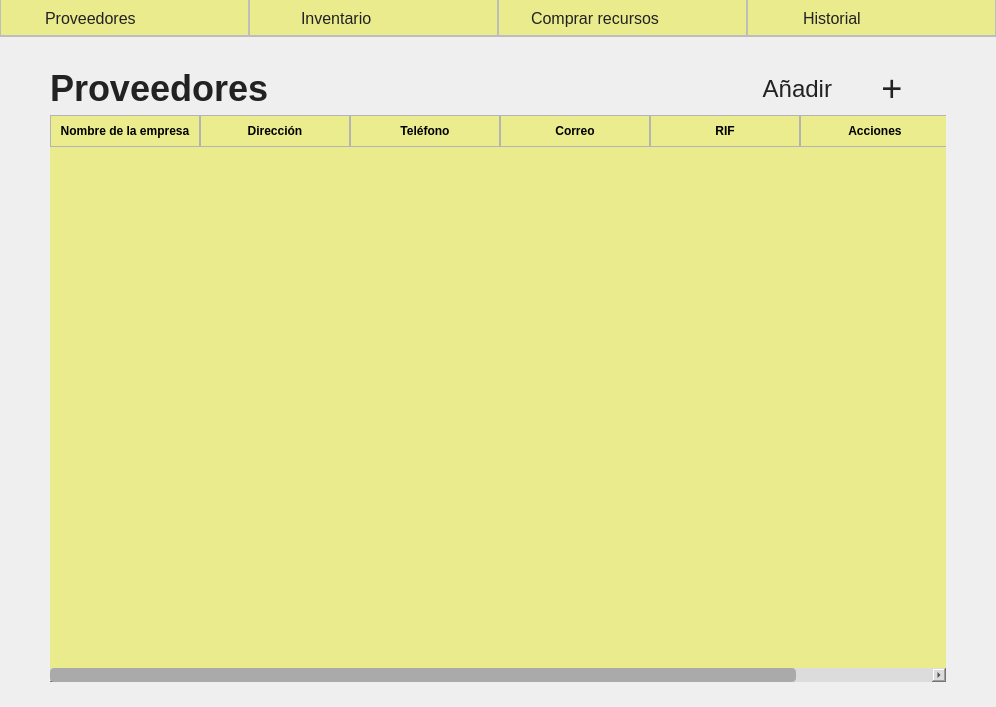
Above: app/windows/ui/providers.ui from MoralesMortales/SIRCOM before the change. Below: the same form after it.
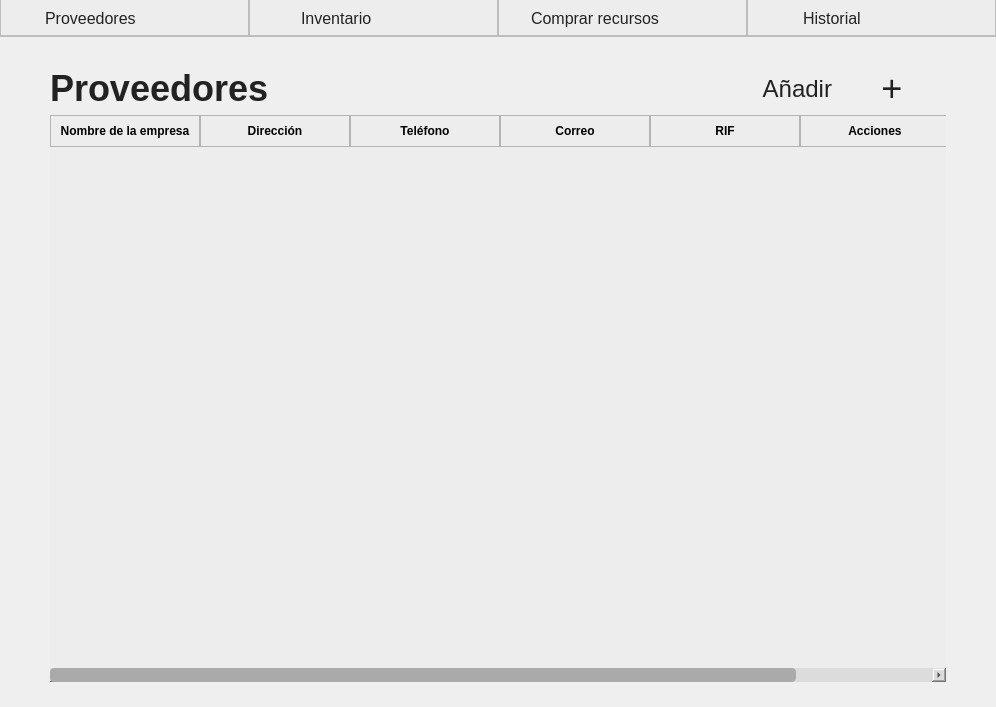
That is the form after the change. Icons and pictures are not drawn.

Patch:
```diff
--- a/app/windows/ui/providers.ui
+++ b/app/windows/ui/providers.ui
@@ -28,7 +28,7 @@
 }
 
 #menu {
-    background: #EAEB8C;
+    background: #ededed;
     border-bottom: 1.5px solid #bdbdbd;
 }
 
@@ -95,15 +95,15 @@
 
 
 QTableWidget {
-    background: #EAEB8C;
-    gridline-color: #bcbcbc;
+    background: #ededed;
+    gridline-color: transparent;
     border-radius: 8px;
     font-size: 14px;
     color: #222;
 }
 
 QHeaderView::section {
-    background: #EBEC8D;
+    background: #EDEDED;
     padding: 6px 4px;
     font-weight: bold;
     border: 1px solid #b4b4b4;
```
